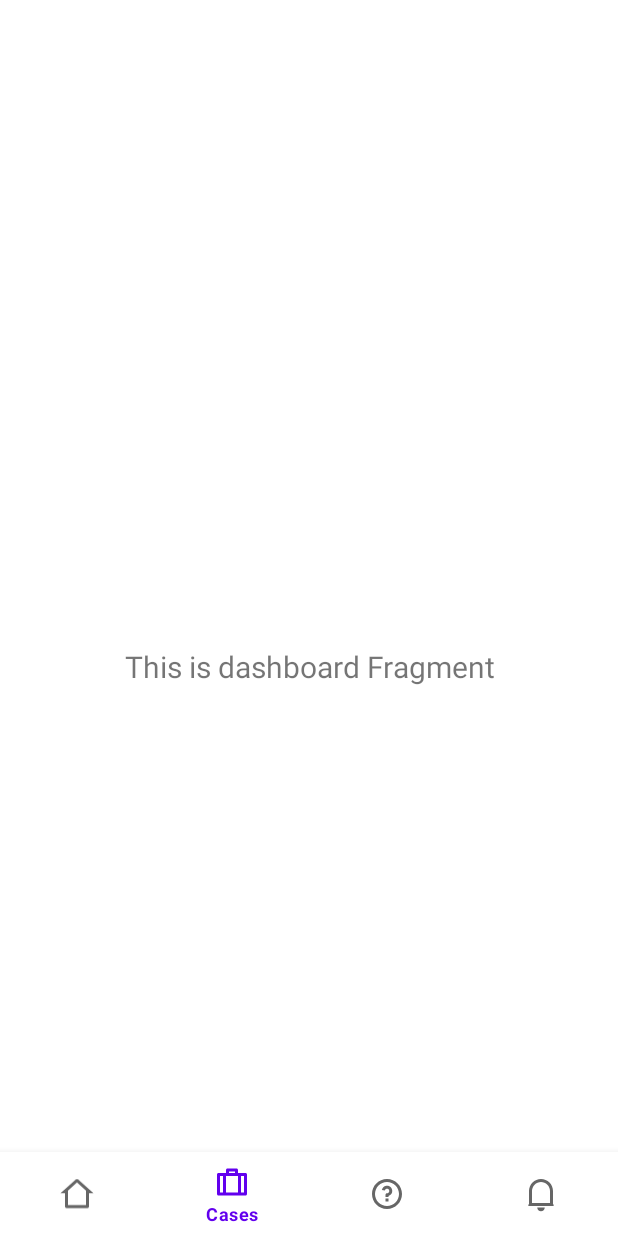
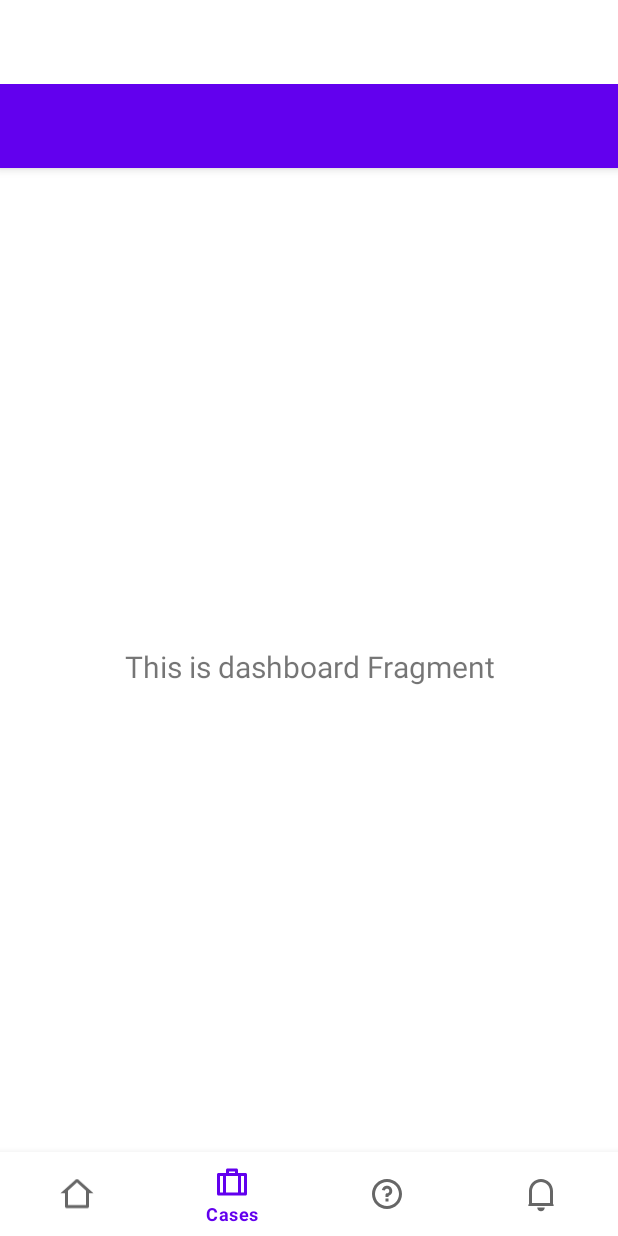
Before and after one commit to wise4rmgod/ReachForHelp, an Android app: the screen it shows after launch (MainActivity), item 2 of the bottom bar chosen, on a phone screen of 412 x 824 dp. Run offline under Robolectric (Android 15) with nearby library versions, the phone set to English and light mode, and no system bars; our stand-ins replace navigation-ui; 1 statement that could not run was skipped.

```diff
--- a/app/src/main/java/com/dev/reachforhelp/ui/dashboard/MainActivity.kt
+++ b/app/src/main/java/com/dev/reachforhelp/ui/dashboard/MainActivity.kt
@@ -1,8 +1,10 @@
 package com.dev.reachforhelp.ui.dashboard
 
 import android.os.Bundle
+import android.view.View
 import com.google.android.material.bottomnavigation.BottomNavigationView
 import androidx.appcompat.app.AppCompatActivity
+import androidx.appcompat.widget.Toolbar
 import androidx.navigation.findNavController
 import androidx.navigation.ui.AppBarConfiguration
 import androidx.navigation.ui.setupActionBarWithNavController
@@ -16,12 +18,15 @@ class MainActivity : AppCompatActivity() {
 
     override fun onCreate(savedInstanceState: Bundle?) {
         super.onCreate(savedInstanceState)
-
+        supportActionBar?.hide()
         binding = ActivityMain2Binding.inflate(layoutInflater)
         setContentView(binding.root)
 
         val navView: BottomNavigationView = binding.navView
+        val toolbar = findViewById<View>(R.id.toolbar) as Toolbar
 
+        // using toolbar as ActionBar
+        setSupportActionBar(toolbar)
         val navController = findNavController(R.id.nav_host_fragment_activity_main2)
         // Passing each menu ID as a set of Ids because each
         // menu should be considered as top level destinations.
--- a/app/src/main/res/layout/activity_main2.xml
+++ b/app/src/main/res/layout/activity_main2.xml
@@ -5,6 +5,23 @@
     android:layout_width="match_parent"
     android:layout_height="match_parent"
     android:paddingTop="?attr/actionBarSize">
+
+    <com.google.android.material.appbar.AppBarLayout
+        android:layout_width="0dp"
+        android:layout_height="wrap_content"
+        app:layout_constraintEnd_toEndOf="parent"
+        app:layout_constraintStart_toStartOf="parent"
+        app:layout_constraintTop_toTopOf="parent">
+
+        <androidx.appcompat.widget.Toolbar
+            android:id="@+id/toolbar"
+            android:layout_width="match_parent"
+            android:layout_height="wrap_content"
+            android:background="?attr/colorPrimary"
+            android:minHeight="?attr/actionBarSize"
+            android:theme="?attr/actionBarTheme"/>
+
+    </com.google.android.material.appbar.AppBarLayout>
 
     <com.google.android.material.bottomnavigation.BottomNavigationView
         android:id="@+id/nav_view"
```
Also changed, not shown: app/src/main/java/com/dev/reachforhelp/ui/dashboard/ui/frnds_family/FrndsFamilyViewModel.kt (added, +7 -0 lines), app/src/main/java/com/dev/reachforhelp/ui/dashboard/ui/frnds_family/Frnds_FamilyFragment.kt (added, +32 -0 lines), app/src/main/res/layout/frnds__family_fragment.xml (added, +13 -0 lines).
